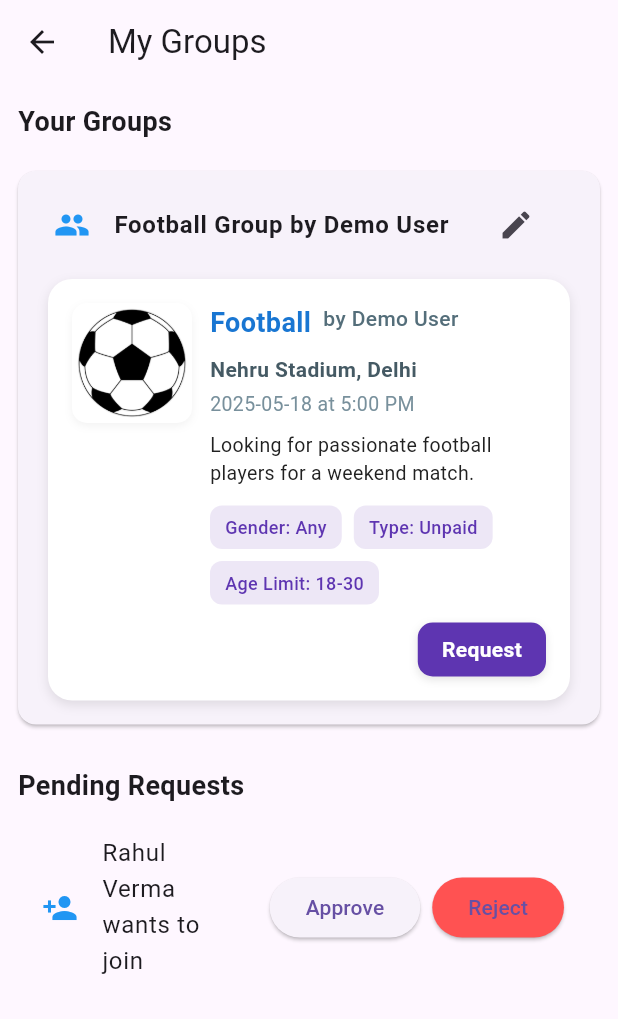
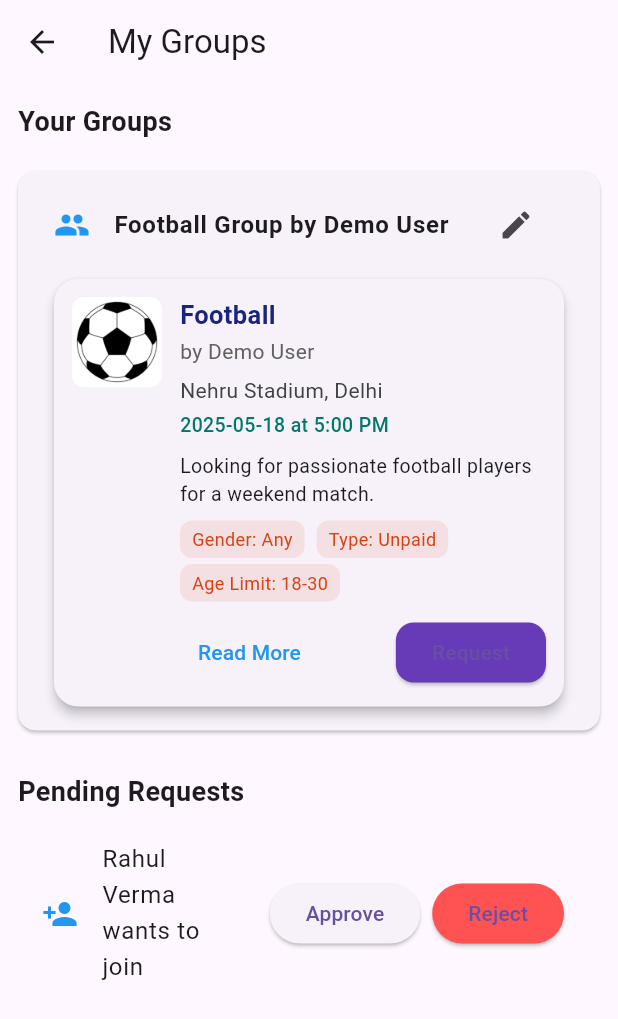
Before and after one commit to DIV-SYSTEM/sportface_app, a Flutter app: the Home_Sport screen opened directly, after a tap on "View Group", on a phone screen of 412 x 824 dp. Shown: the top 1019 px of the screen. Run offline on Flutter 3.47's test engine with Material 3 defaults, Android fonts, the phone set to English and light mode, and no system bars; our stand-ins replace firebase_core, firebase_database, flutter_map, flutter_spinkit, geolocator, image_picker and 3 more; accounts and stored records are empty.

Commit message:
Update companion_card.dart

```diff
--- a/lib/widgets/companion_card.dart
+++ b/lib/widgets/companion_card.dart
@@ -4,11 +4,13 @@ import '../data/companion_data.dart';
 
 class CompanionCard extends StatelessWidget {
   final CompanionModel data;
+  final VoidCallback onReadMorePressed;
   final String currentUser;
 
   const CompanionCard({
     Key? key,
     required this.data,
+    required this.onReadMorePressed,
     required this.currentUser,
   }) : super(key: key);
 
@@ -57,53 +59,29 @@ class CompanionCard extends StatelessWidget {
 
   @override
   Widget build(BuildContext context) {
-    return InkWell(
-      onTap: () {},
+    final dateColor = Colors.teal[700];
+    final tagColor = Colors.deepOrange[800];
+
+    return Card(
+      margin: const EdgeInsets.symmetric(horizontal: 16, vertical: 8),
+      shape: RoundedRectangleBorder(
         borderRadius: BorderRadius.circular(16),
-      child: AnimatedContainer(
-        duration: const Duration(milliseconds: 200),
-        margin: const EdgeInsets.symmetric(horizontal: 12, vertical: 8),
-        decoration: BoxDecoration(
-          color: Colors.white,
-          borderRadius: BorderRadius.circular(16),
-          boxShadow: [
-            BoxShadow(
-              color: Colors.black.withOpacity(0.1),
-              blurRadius: 6,
-              offset: const Offset(0, 3),
       ),
-          ],
-        ),
+      elevation: 3,
       child: Padding(
-          padding: const EdgeInsets.all(16),
+        padding: const EdgeInsets.all(12),
         child: Row(
           crossAxisAlignment: CrossAxisAlignment.start,
           children: [
-              Container(
-                decoration: BoxDecoration(
-                  borderRadius: BorderRadius.circular(10),
-                  boxShadow: [
-                    BoxShadow(
-                      color: Colors.black.withOpacity(0.05),
-                      blurRadius: 4,
-                      offset: const Offset(0, 2),
-                    ),
-                  ],
-                ),
-                child: ClipRRect(
-                  borderRadius: BorderRadius.circular(10),
+            ClipRRect(
+              borderRadius: BorderRadius.circular(8),
               child: Image.asset(
                 data.logoPath,
-                    width: 80,
-                    height: 80,
+                width: 60,
+                height: 60,
                 fit: BoxFit.cover,
-                    errorBuilder: (context, error, stackTrace) => Container(
-                      width: 80,
-                      height: 80,
-                      color: Colors.grey[300],
-                      child: const Icon(Icons.image, color: Colors.grey),
-                    ),
-                  ),
+                errorBuilder: (context, error, stackTrace) =>
+                    const Icon(Icons.image, size: 60),
               ),
             ),
             const SizedBox(width: 12),
@@ -111,97 +89,76 @@ class CompanionCard extends StatelessWidget {
               child: Column(
                 crossAxisAlignment: CrossAxisAlignment.start,
                 children: [
-                    Wrap(
-                      spacing: 8,
-                      runSpacing: 4,
-                      children: [
                   Text(
                     data.sportName,
-                          style: const TextStyle(
-                            fontWeight: FontWeight.w700,
-                            fontSize: 18,
-                            color: Color(0xFF1976D2),
+                    style: TextStyle(
+                      fontWeight: FontWeight.bold,
+                      fontSize: 17,
+                      color: Colors.indigo[900],
                     ),
                   ),
+                  const SizedBox(height: 2),
                   Text(
                     "by ${data.organiserName}",
-                          style: const TextStyle(
+                    style: TextStyle(
                       fontSize: 14,
-                            fontWeight: FontWeight.w500,
-                            color: Color(0xFF546E7A),
+                      color: Colors.grey[700],
                     ),
                   ),
-                      ],
-                    ),
-                    const SizedBox(height: 8),
+                  const SizedBox(height: 6),
                   Text(
                     "${data.venue}, ${data.city}",
-                      style: const TextStyle(
+                    style: TextStyle(
                       fontSize: 14,
-                        fontWeight: FontWeight.w600,
-                        color: Color(0xFF455A64),
+                      color: Colors.grey[800],
                     ),
                   ),
                   const SizedBox(height: 4),
                   Text(
                     "${data.date} at ${data.time}",
-                      style: const TextStyle(
+                    style: TextStyle(
                       fontSize: 13,
-                        fontWeight: FontWeight.w400,
-                        color: Color(0xFF78909C),
+                      color: dateColor,
+                      fontWeight: FontWeight.w500,
                     ),
                   ),
                   const SizedBox(height: 8),
                   Text(
                     data.description,
-                      style: const TextStyle(
-                        fontSize: 13,
-                        fontWeight: FontWeight.w400,
-                        color: Color(0xFF212121),
-                      ),
-                      maxLines: 3,
+                    style: const TextStyle(fontSize: 13),
+                    maxLines: 2,
                     overflow: TextOverflow.ellipsis,
                   ),
-                    const SizedBox(height: 12),
+                  const SizedBox(height: 8),
                   Wrap(
                     spacing: 8,
-                      runSpacing: 8,
+                    runSpacing: 4,
                     children: [
-                        _buildInfoTag("Gender: ${data.gender}"),
-                        _buildInfoTag("Type: ${data.paidStatus}"),
-                        _buildInfoTag("Age Limit: ${data.ageLimit}"),
+                      _buildInfoTag("Gender: ${data.gender}", tagColor),
+                      _buildInfoTag("Type: ${data.paidStatus}", tagColor),
+                      _buildInfoTag("Age Limit: ${data.ageLimit}", tagColor),
                     ],
                   ),
-                    const SizedBox(height: 12),
+                  const SizedBox(height: 10),
                   Row(
-                      mainAxisAlignment: MainAxisAlignment.end,
+                    mainAxisAlignment: MainAxisAlignment.spaceBetween,
                     children: [
-                        InkWell(
-                          onTap: () => _requestToJoin(context),
-                          borderRadius: BorderRadius.circular(10),
-                          child: AnimatedContainer(
-                            duration: const Duration(milliseconds: 200),
-                            padding: const EdgeInsets.symmetric(horizontal: 16, vertical: 8),
-                            decoration: BoxDecoration(
-                              color: const Color(0xFF5E35B1),
-                              borderRadius: BorderRadius.circular(10),
-                              boxShadow: [
-                                BoxShadow(
-                                  color: Colors.black.withOpacity(0.1),
-                                  blurRadius: 4,
-                                  offset: const Offset(0, 2),
-                                ),
-                              ],
-                            ),
+                      TextButton(
+                        onPressed: onReadMorePressed,
                         child: const Text(
-                              "Request",
-                              style: TextStyle(
-                                fontSize: 14,
-                                fontWeight: FontWeight.w600,
-                                color: Colors.white,
+                          "Read More",
+                          style: TextStyle(color: Colors.blue),
                         ),
                       ),
+                      ElevatedButton(
+                        onPressed: () => _requestToJoin(context),
+                        style: ElevatedButton.styleFrom(
+                          shape: RoundedRectangleBorder(
+                            borderRadius: BorderRadius.circular(12),
                           ),
+                          backgroundColor: Colors.deepPurple,
+                        ),
+                        child: const Text("Request"),
                       ),
                     ],
                   ),
@@ -211,24 +168,19 @@ class CompanionCard extends StatelessWidget {
           ],
         ),
       ),
-      ),
     );
   }
 
-  Widget _buildInfoTag(String text) {
+  Widget _buildInfoTag(String text, Color? color) {
     return Container(
-      padding: const EdgeInsets.symmetric(horizontal: 10, vertical: 6),
+      padding: const EdgeInsets.symmetric(horizontal: 8, vertical: 4),
       decoration: BoxDecoration(
-        color: const Color(0xFFEDE7F6),
+        color: color?.withOpacity(0.1) ?? Colors.grey[200],
         borderRadius: BorderRadius.circular(8),
       ),
       child: Text(
         text,
-        style: const TextStyle(
-          fontSize: 12,
-          fontWeight: FontWeight.w500,
-          color: Color(0xFF5E35B1),
-        ),
+        style: TextStyle(fontSize: 12, color: color ?? Colors.black87),
       ),
     );
   }
```
Lines whose indentation alone changed are shown as unchanged.
